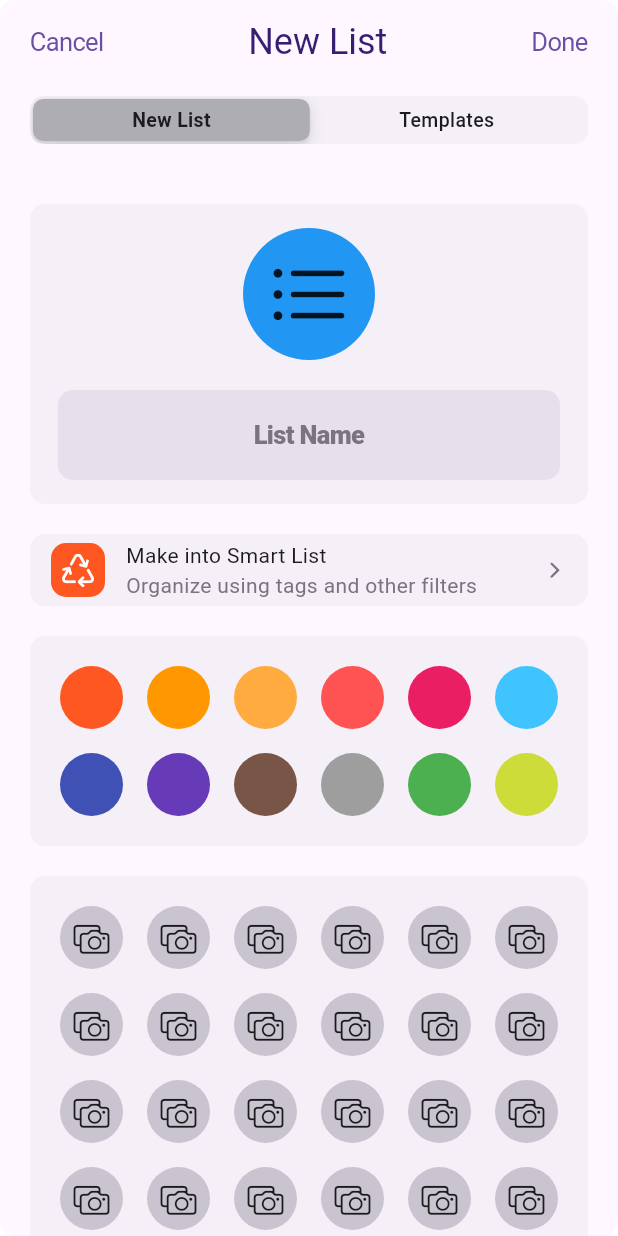
After one commit to techighpark/flutter-todo-app, a Flutter app: the NewListFormView screen opened directly, on a phone screen of 412 x 824 dp. The commit adds this screen. Run offline on Flutter 3.47's test engine with Material 2 defaults, Android fonts, the phone set to English and light mode, and no system bars; our stand-ins replace flutter_riverpod, go_router, google_fonts.

Commit message:
new list view - container

```diff
--- /dev/null
+++ b/lib/features/todo/views/item_container_widget.dart
@@ -0,0 +1,38 @@
+import 'package:dev_app_1/constants/gaps.dart';
+import 'package:dev_app_1/constants/sizes.dart';
+import 'package:flutter/cupertino.dart';
+import 'package:flutter/material.dart';
+
+class ItemContainerWidget extends StatelessWidget {
+  final Widget child;
+  final double verticalPadding;
+  final double horizontalPadding;
+  const ItemContainerWidget(
+      {Key? key,
+      required this.child,
+      required this.verticalPadding,
+      required this.horizontalPadding})
+      : super(key: key);
+
+  @override
+  Widget build(BuildContext context) {
+    return Padding(
+      padding: const EdgeInsets.symmetric(
+        horizontal: Sizes.size20,
+      ),
+      child: Container(
+        padding: EdgeInsets.symmetric(
+          vertical: verticalPadding,
+          horizontal: horizontalPadding,
+        ),
+        decoration: BoxDecoration(
+          color: Theme.of(context).colorScheme.onInverseSurface,
+          borderRadius: BorderRadius.circular(
+            Sizes.size10,
+          ),
+        ),
+        child: child,
+      ),
+    );
+  }
+}
--- /dev/null
+++ b/lib/features/todo/views/new_list_form_view.dart
@@ -0,0 +1,121 @@
+import 'dart:ui';
+
+import 'package:dev_app_1/constants/gaps.dart';
+import 'package:dev_app_1/constants/sizes.dart';
+import 'package:dev_app_1/features/todo/views/item_container_widget.dart';
+import 'package:dev_app_1/features/todo/views/new_list_view.dart';
+import 'package:flutter/cupertino.dart';
+import 'package:flutter/material.dart';
+
+enum ReminderType { list, templates }
+
+class NewListFormView extends StatefulWidget {
+  const NewListFormView({Key? key}) : super(key: key);
+
+  @override
+  State<NewListFormView> createState() => _NewListFormViewState();
+}
+
+class _NewListFormViewState extends State<NewListFormView> {
+  ReminderType _selectedSegment = ReminderType.list;
+
+  void _closeModalTap() {
+    Navigator.of(context).pop("This string will be passed back to the parent");
+  }
+
+  @override
+  Widget build(BuildContext context) {
+    final colorScheme = Theme.of(context).colorScheme;
+    return BackdropFilter(
+      filter: ImageFilter.blur(sigmaX: 5, sigmaY: 5),
+      child: Container(
+        height: MediaQuery.of(context).size.height * 0.9,
+        clipBehavior: Clip.hardEdge,
+        decoration: BoxDecoration(
+          borderRadius: BorderRadius.circular(
+            10,
+          ),
+        ),
+        child: Scaffold(
+          appBar: AppBar(
+            automaticallyImplyLeading: false,
+            // centerTitle: true,
+            titleSpacing: 0,
+            title: Row(
+              mainAxisAlignment: MainAxisAlignment.spaceBetween,
+              children: [
+                CupertinoButton(
+                  onPressed: _closeModalTap,
+                  child: const Text('Cancel'),
+                ),
+                const Text('New List'),
+                CupertinoButton(
+                  onPressed: _closeModalTap,
+                  child: const Text('Done'),
+                ),
+              ],
+            ),
+            bottom: PreferredSize(
+              preferredSize: const Size(double.infinity, 60.0),
+              child: Padding(
+                padding: const EdgeInsets.only(
+                  left: Sizes.size20,
+                  right: Sizes.size20,
+                  // top: Sizes.size10,
+                  bottom: Sizes.size20,
+                ),
+                child: CupertinoSlidingSegmentedControl<ReminderType>(
+                  backgroundColor: colorScheme.onInverseSurface,
+                  thumbColor: CupertinoColors.systemGrey2,
+                  // This represents the currently selected segmented control.
+                  groupValue: _selectedSegment,
+                  // Callback that sets the selected segmented control.
+                  onValueChanged: (ReminderType? value) {
+                    if (value != null) {
+                      setState(() {
+                        _selectedSegment = value;
+                      });
+                    }
+                  },
+                  children: <ReminderType, Widget>{
+                    ReminderType.list: Container(
+                      alignment: Alignment.center,
+                      width: double.maxFinite,
+                      child: const Text('New List'),
+                    ),
+                    ReminderType.templates: Container(
+                      alignment: Alignment.center,
+                      width: double.maxFinite,
+                      child: const Text('Templates'),
+                    ),
+                  },
+                ),
+              ),
+            ),
+          ),
+          body: _selectedSegment == ReminderType.list
+              ? NewListView()
+              : Center(
+                  child: RichText(
+                    text: const TextSpan(
+                      text: 'No Templates',
+                      style: TextStyle(
+                        fontWeight: FontWeight.w600,
+                        fontSize: Sizes.size16,
+                      ),
+                      children: [
+                        TextSpan(
+                          text: ' Upload longer videos',
+                          style: TextStyle(
+                            fontWeight: FontWeight.normal,
+                          ),
+                        ),
+                      ],
+                    ),
+                  ),
+                ),
+        ),
+      ),
+    );
+  }
+}
--- /dev/null
+++ b/lib/features/todo/views/new_list_view.dart
@@ -0,0 +1,224 @@
+import 'package:dev_app_1/constants/gaps.dart';
+import 'package:dev_app_1/constants/sizes.dart';
+import 'package:dev_app_1/features/todo/views/item_container_widget.dart';
+import 'package:flutter/cupertino.dart';
+import 'package:flutter/material.dart';
+
+class NewListView extends StatelessWidget {
+  final ScrollController _scrollController = ScrollController();
+  final List<Color> colors = [
+    Colors.deepOrange,
+    Colors.orange,
+    Colors.orangeAccent,
+    Colors.redAccent,
+    Colors.pink,
+    Colors.lightBlueAccent,
+    Colors.indigo,
+    Colors.deepPurple,
+    Colors.brown,
+    Colors.grey,
+    Colors.green,
+    Colors.lime,
+  ];
+  final List<IconData> icons = [
+    CupertinoIcons.camera_on_rectangle,
+    CupertinoIcons.camera_on_rectangle,
+    CupertinoIcons.camera_on_rectangle,
+    CupertinoIcons.camera_on_rectangle,
+    CupertinoIcons.camera_on_rectangle,
+    CupertinoIcons.camera_on_rectangle,
+    CupertinoIcons.camera_on_rectangle,
+    CupertinoIcons.camera_on_rectangle,
+    CupertinoIcons.camera_on_rectangle,
+    CupertinoIcons.camera_on_rectangle,
+    CupertinoIcons.camera_on_rectangle,
+    CupertinoIcons.camera_on_rectangle,
+    CupertinoIcons.camera_on_rectangle,
+    CupertinoIcons.camera_on_rectangle,
+    CupertinoIcons.camera_on_rectangle,
+    CupertinoIcons.camera_on_rectangle,
+    CupertinoIcons.camera_on_rectangle,
+    CupertinoIcons.camera_on_rectangle,
+    CupertinoIcons.camera_on_rectangle,
+    CupertinoIcons.camera_on_rectangle,
+    CupertinoIcons.camera_on_rectangle,
+    CupertinoIcons.camera_on_rectangle,
+    CupertinoIcons.camera_on_rectangle,
+    CupertinoIcons.camera_on_rectangle,
+    CupertinoIcons.camera_on_rectangle,
+    CupertinoIcons.camera_on_rectangle,
+    CupertinoIcons.camera_on_rectangle,
+    CupertinoIcons.camera_on_rectangle,
+    CupertinoIcons.camera_on_rectangle,
+    CupertinoIcons.camera_on_rectangle,
+    CupertinoIcons.camera_on_rectangle,
+    CupertinoIcons.camera_on_rectangle,
+    CupertinoIcons.camera_on_rectangle,
+    CupertinoIcons.camera_on_rectangle,
+    CupertinoIcons.camera_on_rectangle,
+    CupertinoIcons.camera_on_rectangle,
+    CupertinoIcons.camera_on_rectangle,
+    CupertinoIcons.camera_on_rectangle,
+    CupertinoIcons.camera_on_rectangle,
+    CupertinoIcons.camera_on_rectangle,
+    CupertinoIcons.camera_on_rectangle,
+    CupertinoIcons.camera_on_rectangle,
+    CupertinoIcons.camera_on_rectangle,
+    CupertinoIcons.camera_on_rectangle,
+    CupertinoIcons.camera_on_rectangle,
+    CupertinoIcons.camera_on_rectangle,
+  ];
+
+  NewListView({Key? key}) : super(key: key);
+
+  @override
+  Widget build(BuildContext context) {
+    final colorScheme = Theme.of(context).colorScheme;
+
+    return Scrollbar(
+      controller: _scrollController,
+      child: SingleChildScrollView(
+        controller: _scrollController,
+        child: Column(
+          crossAxisAlignment: CrossAxisAlignment.stretch,
+          children: [
+            Gaps.v20,
+            ItemContainerWidget(
+              horizontalPadding: 0,
+              verticalPadding: Sizes.size16,
+              child: Column(
+                children: [
+                  Container(
+                    padding: const EdgeInsets.all(
+                      Sizes.size16,
+                    ),
+                    decoration: const BoxDecoration(
+                      shape: BoxShape.circle,
+                      color: Colors.blue,
+                    ),
+                    child: const Icon(
+                      CupertinoIcons.list_bullet,
+                      size: Sizes.size56,
+                    ),
+                  ),
+                  Gaps.v20,
+                  FractionallySizedBox(
+                    widthFactor: 0.9,
+                    child: CupertinoTextField(
+                      placeholder: 'List Name',
+                      placeholderStyle: TextStyle(
+                        fontWeight: FontWeight.w800,
+                        color: colorScheme.outline,
+                      ),
+                      textAlign: TextAlign.center,
+                      padding: const EdgeInsets.symmetric(
+                        vertical: Sizes.size20,
+                      ),
+                      decoration: BoxDecoration(
+                        color: colorScheme.surfaceVariant,
+                        borderRadius: BorderRadius.circular(
+                          Sizes.size10,
+                        ),
+                      ),
+                    ),
+                  ),
+                ],
+              ),
+            ),
+            Gaps.v20,
+            ItemContainerWidget(
+              horizontalPadding: Sizes.size14,
+              verticalPadding: Sizes.size4,
+              child: Row(
+                children: [
+                  Container(
+                    padding: const EdgeInsets.all(Sizes.size6),
+                    decoration: BoxDecoration(
+                      borderRadius: BorderRadius.circular(
+                        Sizes.size10,
+                      ),
+                      color: Colors.deepOrange,
+                    ),
+                    child: const Icon(
+                      CupertinoIcons.arrow_3_trianglepath,
+                      color: Colors.white,
+                    ),
+                  ),
+                  Gaps.h14,
+                  Expanded(
+                    child: Column(
+                      crossAxisAlignment: CrossAxisAlignment.start,
+                      children: [
+                        const Text(
+                          'Make into Smart List',
+                        ),
+                        Text(
+                          'Organize using tags and other filters',
+                          style: TextStyle(
+                            color: colorScheme.outline,
+                          ),
+                        ),
+                      ],
+                    ),
+                  ),
+                  Icon(
+                    CupertinoIcons.chevron_forward,
+                    size: Sizes.size16,
+                    color: colorScheme.outline,
+                  ),
+                ],
+              ),
+            ),
+            Gaps.v20,
+            ItemContainerWidget(
+              verticalPadding: Sizes.size20,
+              horizontalPadding: Sizes.size20,
+              child: GridView.count(
+                physics: const NeverScrollableScrollPhysics(),
+                shrinkWrap: true,
+                crossAxisCount: 6,
+                mainAxisSpacing: Sizes.size16,
+                crossAxisSpacing: Sizes.size16,
+                padding: EdgeInsets.zero,
+                children: [
+                  for (final color in colors)
+                    Container(
+                      decoration: BoxDecoration(
+                        color: color,
+                        shape: BoxShape.circle,
+                      ),
+                    )
+                ],
+              ),
+            ),
+            Gaps.v20,
+            ItemContainerWidget(
+              verticalPadding: Sizes.size20,
+              horizontalPadding: Sizes.size20,
+              child: GridView.count(
+                physics: const NeverScrollableScrollPhysics(),
+                shrinkWrap: true,
+                crossAxisCount: 6,
+                mainAxisSpacing: Sizes.size16,
+                crossAxisSpacing: Sizes.size16,
+                padding: EdgeInsets.zero,
+                children: [
+                  for (final icon in icons)
+                    Container(
+                      decoration: BoxDecoration(
+                        color: colorScheme.outlineVariant,
+                        shape: BoxShape.circle,
+                      ),
+                      child: Icon(
+                        icon,
+                      ),
+                    )
+                ],
+              ),
+            ),
+          ],
+        ),
+      ),
+    );
+  }
+}
--- a/lib/features/todo/views/todo_view.dart
+++ b/lib/features/todo/views/todo_view.dart
@@ -2,11 +2,10 @@ import 'dart:ui';
 
 import 'package:dev_app_1/constants/gaps.dart';
 import 'package:dev_app_1/constants/sizes.dart';
-import 'package:dev_app_1/features/todo/widgets/BoxTypeReminderWidget.dart';
+import 'package:dev_app_1/features/todo/views/new_list_form_view.dart';
+import 'package:dev_app_1/features/todo/widgets/ReminderCardWidget.dart';
 import 'package:flutter/cupertino.dart';
 import 'package:flutter/material.dart';
-
-enum ReminderType { list, templates }
 
 class ToDoView extends StatefulWidget {
   static String routeName = 'todo';
@@ -20,99 +19,16 @@ class ToDoView extends StatefulWidget {
 
 class _ToDoViewState extends State<ToDoView> {
   final items = List<String>.generate(20, (i) => 'Item ${i + 1}');
-  ReminderType _selectedSegment = ReminderType.list;
   void _onFloatingButtonTap() {}
-  void _closeModalTap() {
-    Navigator.of(context).pop();
-  }
 
-  // void _selectSegment(value) {
-  //   print(value);
-  //   setState(() {});
-  // }
-
-  void _onAddListTap(BuildContext context) {
-    showModalBottomSheet(
+  Future<void> _onAddListTap(BuildContext context) async {
+    final result = await showModalBottomSheet(
       isScrollControlled: true,
       context: context,
       // builder: (context) => SegmentedControlExample()
-      builder: (context) => StatefulBuilder(
-        builder:
-            (BuildContext context, void Function(void Function()) setState) {
-          return DefaultTabController(
-            length: 2,
-            child: BackdropFilter(
-              filter: ImageFilter.blur(sigmaX: 5, sigmaY: 5),
-              child: Container(
-                height: MediaQuery.of(context).size.height * 0.9,
-                clipBehavior: Clip.hardEdge,
-                decoration: BoxDecoration(
-                  borderRadius: BorderRadius.circular(
-                    10,
-                  ),
-                ),
-                child: Scaffold(
-                  appBar: AppBar(
-                    automaticallyImplyLeading: false,
-                    // centerTitle: true,
-                    titleSpacing: 0,
-                    title: Row(
-                      mainAxisAlignment: MainAxisAlignment.spaceBetween,
-                      children: [
-                        CupertinoButton(
-                          onPressed: _closeModalTap,
-                          child: const Text('Cancel'),
-                        ),
-                        const Text('New List'),
-                        CupertinoButton(
-                          onPressed: _closeModalTap,
-                          child: const Text('Done'),
-                        ),
-                      ],
-                    ),
-                    bottom: PreferredSize(
-                      preferredSize: Size(double.infinity, 40.0),
-                      child: Padding(
-                        padding: EdgeInsets.symmetric(
-                          horizontal: Sizes.size20,
-                        ),
-                        child: CupertinoSlidingSegmentedControl<ReminderType>(
-                          backgroundColor: CupertinoColors.systemGrey2,
-                          thumbColor:
-                              Theme.of(context).colorScheme.onInverseSurface,
-                          // This represents the currently selected segmented control.
-                          groupValue: _selectedSegment,
-                          // Callback that sets the selected segmented control.
-                          onValueChanged: (ReminderType? value) {
-                            if (value != null) {
-                              setState(() {
-                                _selectedSegment = value;
-                              });
-                            }
-                          },
-                          children: <ReminderType, Widget>{
-                            ReminderType.list: Container(
-                              alignment: Alignment.center,
-                              width: double.maxFinite,
-                              child: Text('Midnight'),
-                            ),
-                            ReminderType.templates: Container(
-                              alignment: Alignment.center,
-                              width: double.maxFinite,
-                              child: Text('Midnight'),
-                            ),
-                          },
-                        ),
-                      ),
-                    ),
-                  ),
-                ),
-              ),
-            ),
-          );
-        },
-      ),
+      builder: (context) => const NewListFormView(),
     );
+    print(result);
   }
 
   @override
@@ -178,7 +94,7 @@ class _ToDoViewState extends State<ToDoView> {
             ),
           ),
           SliverPadding(
-            padding: EdgeInsets.symmetric(
+            padding: const EdgeInsets.symmetric(
               horizontal: Sizes.size16,
             ),
             sliver: SliverList(
@@ -223,7 +139,7 @@ class _ToDoViewState extends State<ToDoView> {
                       children: [
                         Text('$index'),
                         Gaps.h4,
-                        Icon(
+                        const Icon(
                           CupertinoIcons.chevron_forward,
                           size: Sizes.size20,
                         )
```
Also changed, not shown: lib/features/todo/widgets/ReminderCardWidget.dart (renamed from lib/features/todo/widgets/BoxTypeReminderWidget.dart).
